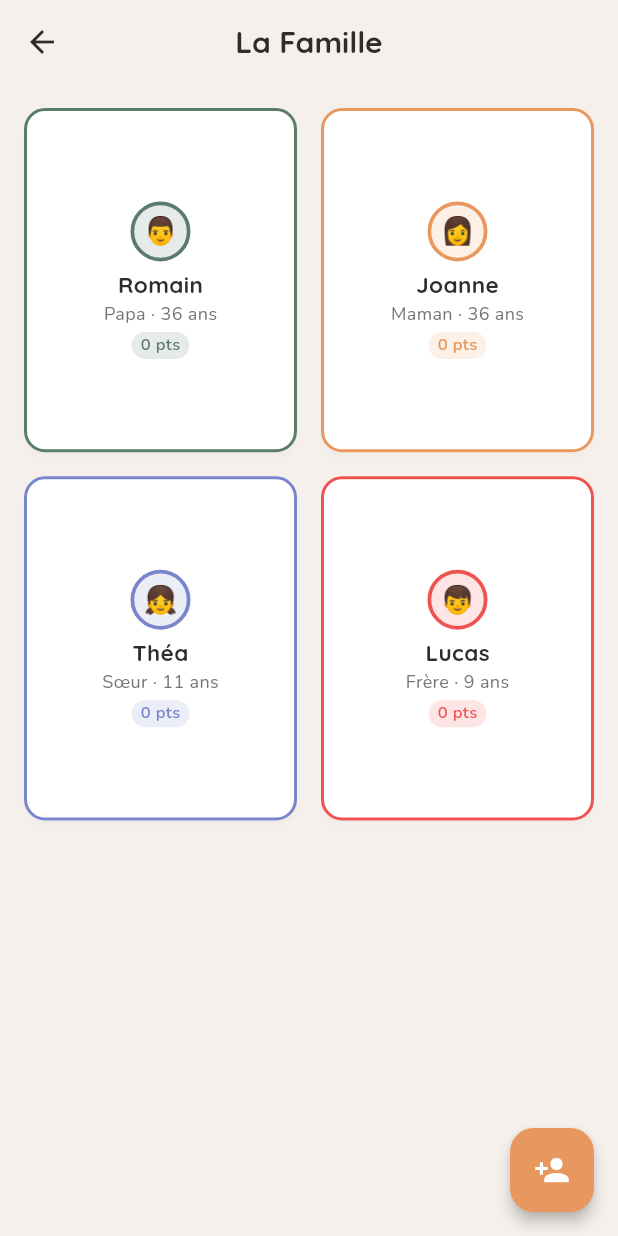
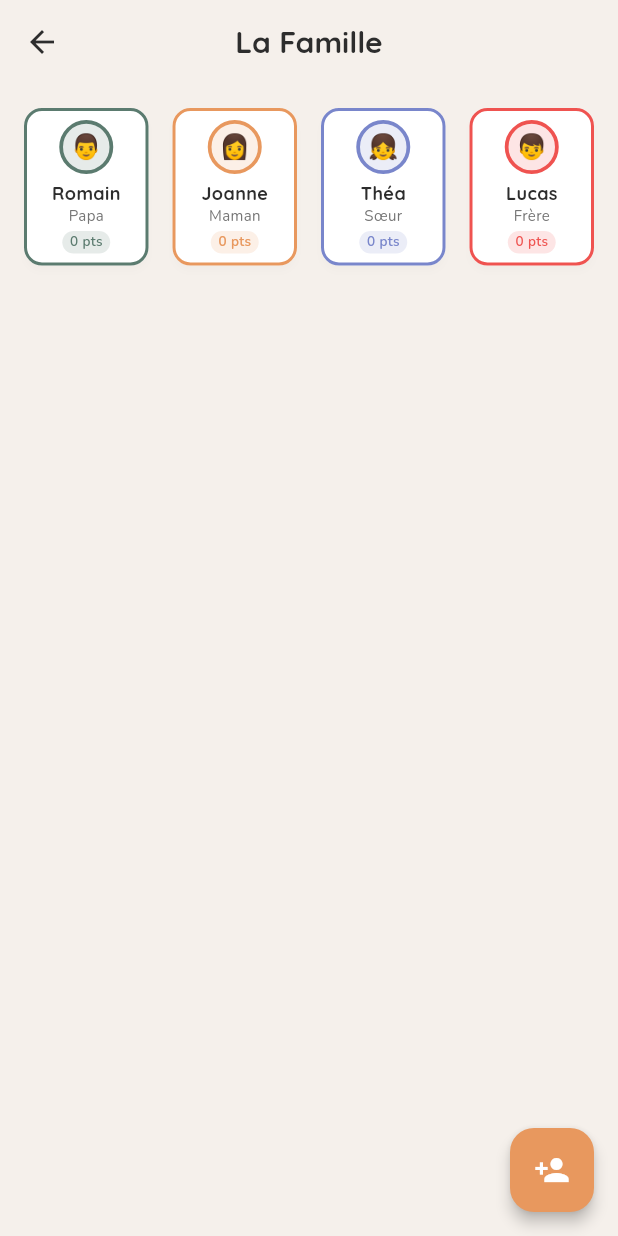
Before and after one commit to RomainVeccia/VieDeFamille, a Flutter app: the FamilyViewScreen screen opened directly, on a phone screen of 412 x 824 dp. Run offline on Flutter 3.47's test engine with Material 3 defaults, Android fonts, the phone set to English and light mode, and no system bars; our stand-ins replace flutter_animate, flutter_riverpod, google_fonts, image_picker, shared_preferences, table_calendar; accounts and stored records are empty.

Commit message:
[ui] Famille — tous les profils sur une seule ligne
Row horizontale au lieu de grille, cartes compactes
(avatar 36px, texte petit) pour tout voir d'un coup.

Co-Authored-By: Claude Opus 4.6 (1M context) <noreply@anthropic.com>

```diff
--- a/lib/ui/screens/family_view_screen.dart
+++ b/lib/ui/screens/family_view_screen.dart
@@ -48,36 +48,15 @@ class FamilyViewScreen extends ConsumerWidget {
               ),
             )
           : Padding(
-              padding: const EdgeInsets.all(12),
-              child: LayoutBuilder(
-                builder: (context, constraints) {
-                  // Adapter la grille pour tout voir sans scroller
-                  final cols = members.length <= 4 ? 2 : 3;
-                  final rows = (members.length / cols).ceil();
-                  const spacing = 8.0;
-                  final availH = constraints.maxHeight - (rows - 1) * spacing;
-                  final availW = constraints.maxWidth - (cols - 1) * spacing;
-                  final cardW = availW / cols;
-                  final cardH = availH / rows;
-                  final ratio = cardW / cardH;
-
-                  return GridView.builder(
-                    shrinkWrap: true,
-                    physics: const NeverScrollableScrollPhysics(),
-                    gridDelegate: SliverGridDelegateWithFixedCrossAxisCount(
-                      crossAxisCount: cols,
-                      mainAxisSpacing: spacing,
-                      crossAxisSpacing: spacing,
-                      childAspectRatio: ratio.clamp(0.8, 2.0),
-                    ),
-                    itemCount: members.length,
-                    itemBuilder: (context, index) {
-                      final member = members[index];
-                      final color = AppTheme.memberColors[
-                          member.colorIndex % AppTheme.memberColors.length];
-                      final compact = cardH < 120;
-
-                      return GestureDetector(
+              padding: const EdgeInsets.symmetric(horizontal: 8, vertical: 12),
+              child: Row(
+                children: members.map((member) {
+                  final color = AppTheme.memberColors[
+                      member.colorIndex % AppTheme.memberColors.length];
+                  return Expanded(
+                    child: Padding(
+                      padding: const EdgeInsets.symmetric(horizontal: 4),
+                      child: GestureDetector(
                         onTap: () => Navigator.of(context).push(
                           MaterialPageRoute(
                             builder: (_) =>
@@ -86,47 +65,44 @@ class FamilyViewScreen extends ConsumerWidget {
                         ),
                         child: Card(
                           shape: RoundedRectangleBorder(
-                            borderRadius: BorderRadius.circular(14),
+                            borderRadius: BorderRadius.circular(12),
                             side: BorderSide(color: color, width: 2),
                           ),
                           child: Padding(
-                            padding: EdgeInsets.symmetric(
-                                horizontal: 6, vertical: compact ? 4 : 8),
+                            padding: const EdgeInsets.symmetric(
+                                horizontal: 4, vertical: 8),
                             child: Column(
-                              mainAxisAlignment: MainAxisAlignment.center,
                               mainAxisSize: MainAxisSize.min,
                               children: [
-                                MemberAvatar(
-                                    member: member,
-                                    size: compact ? 32 : 40),
-                                SizedBox(height: compact ? 3 : 5),
+                                MemberAvatar(member: member, size: 36),
+                                const SizedBox(height: 4),
                                 Text(
                                   member.name,
                                   style: GoogleFonts.quicksand(
-                                    fontSize: compact ? 13 : 15,
+                                    fontSize: 12,
                                     fontWeight: FontWeight.bold,
                                   ),
                                   overflow: TextOverflow.ellipsis,
                                 ),
                                 Text(
-                                  '${member.status} · ${member.age} ans',
+                                  member.status,
                                   style: GoogleFonts.nunito(
-                                    fontSize: compact ? 10 : 12,
+                                    fontSize: 10,
                                     color: AppTheme.textSecondary,
                                   ),
                                 ),
-                                SizedBox(height: compact ? 2 : 4),
+                                const SizedBox(height: 3),
                                 Container(
                                   padding: const EdgeInsets.symmetric(
-                                      horizontal: 6, vertical: 1),
+                                      horizontal: 5, vertical: 1),
                                   decoration: BoxDecoration(
                                     color: color.withValues(alpha: 0.15),
-                                    borderRadius: BorderRadius.circular(10),
+                                    borderRadius: BorderRadius.circular(8),
                                   ),
                                   child: Text(
                                     '${member.points} pts',
                                     style: GoogleFonts.nunito(
-                                      fontSize: compact ? 10 : 11,
+                                      fontSize: 9,
                                       fontWeight: FontWeight.w600,
                                       color: color,
                                     ),
@@ -136,10 +112,10 @@ class FamilyViewScreen extends ConsumerWidget {
                             ),
                           ),
                         ),
-                      );
-                    },
+                      ),
+                    ),
                   );
-                },
+                }).toList(),
               ),
             ),
       floatingActionButton: FloatingActionButton(
```
